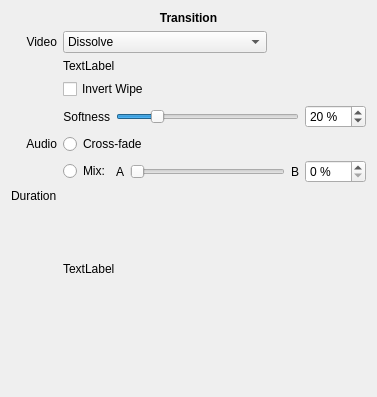
The window that src/shotcut/src/widgets/lumamixtransition.ui (hansewu/MovieMator) describes before a commit, drawn with Qt 5.
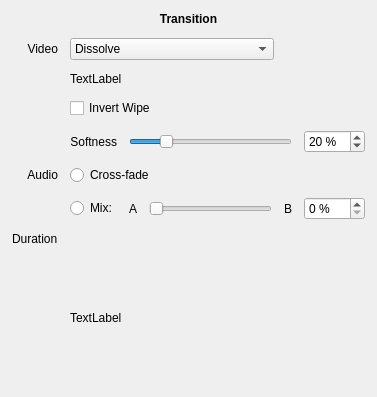
The same window after the commit.

The edit to the form file:
```diff
--- a/src/shotcut/src/widgets/lumamixtransition.ui
+++ b/src/shotcut/src/widgets/lumamixtransition.ui
@@ -14,6 +14,21 @@
    <string>Form</string>
   </property>
   <layout class="QVBoxLayout" name="verticalLayout">
+   <property name="spacing">
+    <number>12</number>
+   </property>
+   <property name="leftMargin">
+    <number>12</number>
+   </property>
+   <property name="topMargin">
+    <number>12</number>
+   </property>
+   <property name="rightMargin">
+    <number>12</number>
+   </property>
+   <property name="bottomMargin">
+    <number>12</number>
+   </property>
    <item>
     <widget class="QLabel" name="label_2">
      <property name="font">
```
